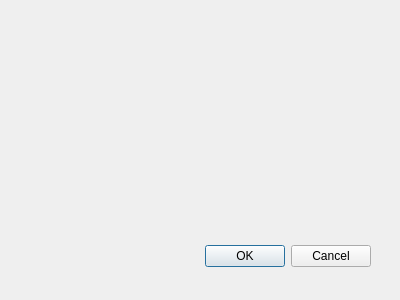
Above: programs/CG1/widgets/add_matrix_dialog.ui from RicardoBusta/mestrado-bustamante before the change. Below: the same form after it.
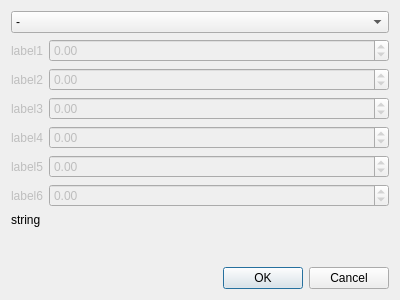
That is the form after the change.

Diff of the .ui file:
```diff
--- a/programs/CG1/widgets/add_matrix_dialog.ui
+++ b/programs/CG1/widgets/add_matrix_dialog.ui
@@ -15,22 +15,220 @@
   <property name="windowTitle">
    <string>Dialog</string>
   </property>
-  <widget class="QDialogButtonBox" name="buttonBox">
-   <property name="geometry">
-    <rect>
-     <x>30</x>
-     <y>240</y>
-     <width>341</width>
-     <height>32</height>
-    </rect>
-   </property>
-   <property name="orientation">
-    <enum>Qt::Horizontal</enum>
-   </property>
-   <property name="standardButtons">
-    <set>QDialogButtonBox::Cancel|QDialogButtonBox::Ok</set>
-   </property>
-  </widget>
+  <layout class="QVBoxLayout" name="verticalLayout">
+   <item>
+    <widget class="QComboBox" name="comboBox">
+     <item>
+      <property name="text">
+       <string>-</string>
+      </property>
+     </item>
+     <item>
+      <property name="text">
+       <string>Rotation</string>
+      </property>
+     </item>
+     <item>
+      <property name="text">
+       <string>Translation</string>
+      </property>
+     </item>
+     <item>
+      <property name="text">
+       <string>Scale</string>
+      </property>
+     </item>
+     <item>
+      <property name="text">
+       <string>Ortho</string>
+      </property>
+     </item>
+     <item>
+      <property name="text">
+       <string>Frustum</string>
+      </property>
+     </item>
+    </widget>
+   </item>
+   <item>
+    <layout class="QFormLayout" name="formLayout">
+     <property name="fieldGrowthPolicy">
+      <enum>QFormLayout::AllNonFixedFieldsGrow</enum>
+     </property>
+     <item row="0" column="0">
+      <widget class="QLabel" name="label_1">
+       <property name="enabled">
+        <bool>false</bool>
+       </property>
+       <property name="text">
+        <string>label1</string>
+       </property>
+      </widget>
+     </item>
+     <item row="1" column="0">
+      <widget class="QLabel" name="label_2">
+       <property name="enabled">
+        <bool>false</bool>
+       </property>
+       <property name="text">
+        <string>label2</string>
+       </property>
+      </widget>
+     </item>
+     <item row="2" column="0">
+      <widget class="QLabel" name="label_3">
+       <property name="enabled">
+        <bool>false</bool>
+       </property>
+       <property name="text">
+        <string>label3</string>
+       </property>
+      </widget>
+     </item>
+     <item row="3" column="0">
+      <widget class="QLabel" name="label_4">
+       <property name="enabled">
+        <bool>false</bool>
+       </property>
+       <property name="text">
+        <string>label4</string>
+       </property>
+      </widget>
+     </item>
+     <item row="4" column="0">
+      <widget class="QLabel" name="label_5">
+       <property name="enabled">
+        <bool>false</bool>
+       </property>
+       <property name="text">
+        <string>label5</string>
+       </property>
+      </widget>
+     </item>
+     <item row="5" column="0">
+      <widget class="QLabel" name="label_6">
+       <property name="enabled">
+        <bool>false</bool>
+       </property>
+       <property name="text">
+        <string>label6</string>
+       </property>
+      </widget>
+     </item>
+     <item row="0" column="1">
+      <widget class="QDoubleSpinBox" name="doubleSpinBox_1">
+       <property name="enabled">
+        <bool>false</bool>
+       </property>
+       <property name="suffix">
+        <string/>
+       </property>
+       <property name="minimum">
+        <double>-999.990000000000009</double>
+       </property>
+       <property name="maximum">
+        <double>999.990000000000009</double>
+       </property>
+      </widget>
+     </item>
+     <item row="1" column="1">
+      <widget class="QDoubleSpinBox" name="doubleSpinBox_2">
+       <property name="enabled">
+        <bool>false</bool>
+       </property>
+       <property name="minimum">
+        <double>-999.990000000000009</double>
+       </property>
+       <property name="maximum">
+        <double>999.990000000000009</double>
+       </property>
+      </widget>
+     </item>
+     <item row="2" column="1">
+      <widget class="QDoubleSpinBox" name="doubleSpinBox_3">
+       <property name="enabled">
+        <bool>false</bool>
+       </property>
+       <property name="minimum">
+        <double>-999.990000000000009</double>
+       </property>
+       <property name="maximum">
+        <double>999.990000000000009</double>
+       </property>
+      </widget>
+     </item>
+     <item row="3" column="1">
+      <widget class="QDoubleSpinBox" name="doubleSpinBox_4">
+       <property name="enabled">
+        <bool>false</bool>
+       </property>
+       <property name="minimum">
+        <double>-999.990000000000009</double>
+       </property>
+       <property name="maximum">
+        <double>999.990000000000009</double>
+       </property>
+      </widget>
+     </item>
+     <item row="4" column="1">
+      <widget class="QDoubleSpinBox" name="doubleSpinBox_5">
+       <property name="enabled">
+        <bool>false</bool>
+       </property>
+       <property name="minimum">
+        <double>-999.990000000000009</double>
+       </property>
+       <property name="maximum">
+        <double>999.990000000000009</double>
+       </property>
+      </widget>
+     </item>
+     <item row="5" column="1">
+      <widget class="QDoubleSpinBox" name="doubleSpinBox_6">
+       <property name="enabled">
+        <bool>false</bool>
+       </property>
+       <property name="minimum">
+        <double>-999.990000000000009</double>
+       </property>
+       <property name="maximum">
+        <double>999.990000000000009</double>
+       </property>
+      </widget>
+     </item>
+    </layout>
+   </item>
+   <item>
+    <widget class="QLabel" name="label">
+     <property name="text">
+      <string>string</string>
+     </property>
+    </widget>
+   </item>
+   <item>
+    <spacer name="verticalSpacer">
+     <property name="orientation">
+      <enum>Qt::Vertical</enum>
+     </property>
+     <property name="sizeHint" stdset="0">
+      <size>
+       <width>20</width>
+       <height>40</height>
+      </size>
+     </property>
+    </spacer>
+   </item>
+   <item>
+    <widget class="QDialogButtonBox" name="buttonBox">
+     <property name="orientation">
+      <enum>Qt::Horizontal</enum>
+     </property>
+     <property name="standardButtons">
+      <set>QDialogButtonBox::Cancel|QDialogButtonBox::Ok</set>
+     </property>
+    </widget>
+   </item>
+  </layout>
  </widget>
  <pixmapfunction/>
  <resources/>
```
Left out of the diff: 5 changed lines with no effect on the pictures.
